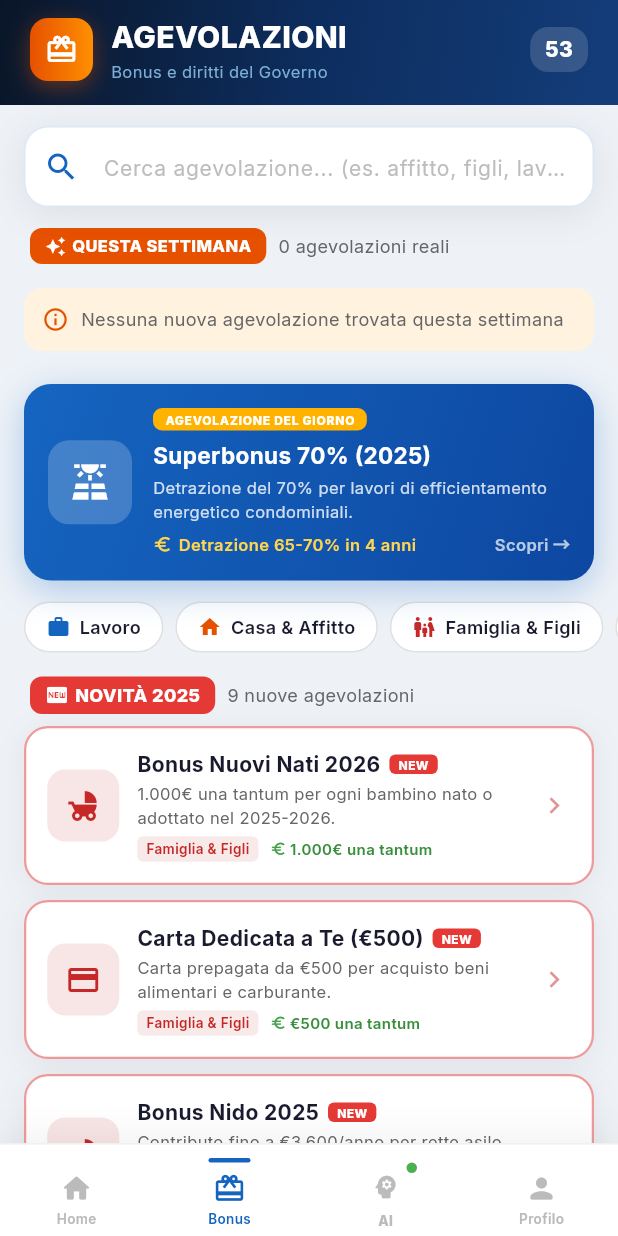
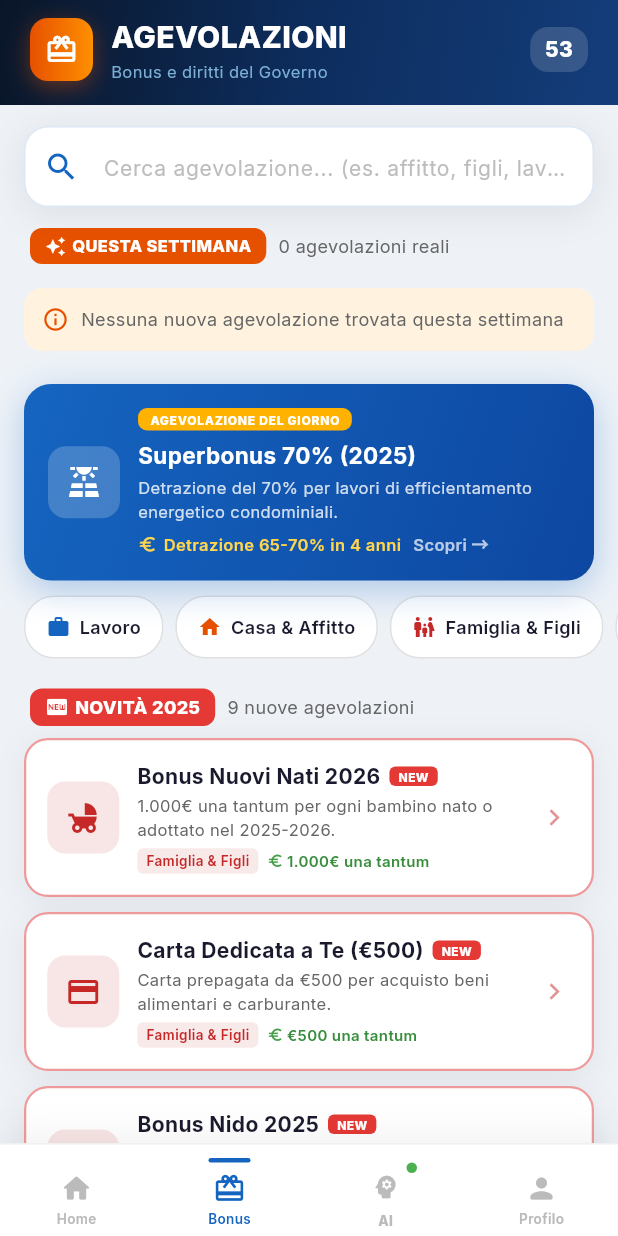
Before and after one commit to alutori-lang/IlmioPatronato, a Flutter app: the screen it shows after launch, item 2 of the bottom bar chosen, on a phone screen of 412 x 824 dp. Run offline on Flutter 3.47's test engine with Material 3 defaults, Android fonts, the phone set to English and light mode, and no system bars; our stand-ins replace file_picker, google_fonts, google_mobile_ads, image_picker, pdf, printing and 2 more; missing offline and left inert: pdfx; network calls fail.

Commit message:
Fix all overflow issues in agevolazioni cards and detail screen
Co-Authored-By: Claude Opus 4.6 (1M context) <noreply@anthropic.com>

```diff
--- a/lib/features/agevolazioni/agevolazione_detail_screen.dart
+++ b/lib/features/agevolazioni/agevolazione_detail_screen.dart
@@ -391,7 +391,7 @@ class _InfoBox extends StatelessWidget {
             ],
           ),
           const SizedBox(height: 6),
-          Text(value, style: const TextStyle(fontSize: 13, fontWeight: FontWeight.w700, color: AppColors.textDark), maxLines: 2, overflow: TextOverflow.ellipsis),
+          Flexible(child: Text(value, style: const TextStyle(fontSize: 13, fontWeight: FontWeight.w700, color: AppColors.textDark), maxLines: 2, overflow: TextOverflow.ellipsis)),
         ],
       ),
     );
--- a/lib/features/agevolazioni/agevolazioni_screen.dart
+++ b/lib/features/agevolazioni/agevolazioni_screen.dart
@@ -196,7 +196,7 @@ class _AgevolazioniScreenState extends State<AgevolazioniScreen> {
                       ),
                     ),
                     const SizedBox(width: 8),
-                    Text('${nuove.length} nuove agevolazioni', style: TextStyle(fontSize: 12, color: AppColors.textMedium)),
+                    Flexible(child: Text('${nuove.length} nuove agevolazioni', style: TextStyle(fontSize: 12, color: AppColors.textMedium), overflow: TextOverflow.ellipsis)),
                   ],
                 ),
               ),
@@ -236,13 +236,17 @@ class _AgevolazioniScreenState extends State<AgevolazioniScreen> {
                     color: AppColors.primary,
                   ),
                   const SizedBox(width: 8),
-                  Text(
+                  Flexible(
+                    child: Text(
                       _searchController.text.isNotEmpty
                           ? '${_risultati.length} risultati trovati'
                           : _selectedCategoria.isNotEmpty
                               ? _selectedCategoria
                               : 'Tutte le Agevolazioni (${_risultati.length})',
                       style: const TextStyle(fontSize: 15, fontWeight: FontWeight.w700, color: AppColors.textDark),
+                      maxLines: 1,
+                      overflow: TextOverflow.ellipsis,
+                    ),
                   ),
                 ],
               ),
@@ -313,7 +317,7 @@ class _AgevolazioniScreenState extends State<AgevolazioniScreen> {
               ]),
             ),
             const SizedBox(width: 8),
-            if (!_aiLoading) Text('${_aiNuove.length} agevolazioni reali', style: const TextStyle(fontSize: 12, color: AppColors.textMedium)),
+            if (!_aiLoading) Flexible(child: Text('${_aiNuove.length} agevolazioni reali', style: const TextStyle(fontSize: 12, color: AppColors.textMedium), overflow: TextOverflow.ellipsis)),
           ]),
         ),
         if (_aiLoading)
@@ -371,7 +375,7 @@ class _AgevolazioniScreenState extends State<AgevolazioniScreen> {
                       const SizedBox(height: 4),
                       Row(children: [
                         if (a.importo.isNotEmpty) ...[
-                          Text(a.importo, style: TextStyle(fontSize: 11, fontWeight: FontWeight.w600, color: Colors.green.shade700)),
+                          Flexible(child: Text(a.importo, style: TextStyle(fontSize: 11, fontWeight: FontWeight.w600, color: Colors.green.shade700), overflow: TextOverflow.ellipsis)),
                           const SizedBox(width: 8),
                         ],
                         Icon(Icons.access_time, size: 11, color: Colors.grey.shade500),
@@ -503,19 +507,17 @@ class _AgevolazioniScreenState extends State<AgevolazioniScreen> {
         child: Row(
           children: [
             Container(
-              width: 56, height: 56,
+              width: 48, height: 48,
               decoration: BoxDecoration(
                 color: Colors.white.withValues(alpha: 0.2),
-                borderRadius: BorderRadius.circular(14),
+                borderRadius: BorderRadius.circular(12),
               ),
-              child: Icon(_getAgevolazioneIcon(a.iconName), color: Colors.white, size: 28),
+              child: Icon(_getAgevolazioneIcon(a.iconName), color: Colors.white, size: 24),
             ),
-            const SizedBox(width: 14),
+            const SizedBox(width: 12),
             Expanded(
               child: Column(
                 crossAxisAlignment: CrossAxisAlignment.start,
-                children: [
-                  Row(
                 children: [
                   Container(
                     padding: const EdgeInsets.symmetric(horizontal: 8, vertical: 2),
@@ -524,8 +526,6 @@ class _AgevolazioniScreenState extends State<AgevolazioniScreen> {
                       borderRadius: BorderRadius.circular(6),
                     ),
                     child: const Text('AGEVOLAZIONE DEL GIORNO', style: TextStyle(color: Colors.white, fontSize: 8, fontWeight: FontWeight.w800, letterSpacing: 0.5)),
-                      ),
-                    ],
                   ),
                   const SizedBox(height: 6),
                   Text(a.titolo, style: const TextStyle(color: Colors.white, fontSize: 15, fontWeight: FontWeight.w700), maxLines: 1, overflow: TextOverflow.ellipsis),
@@ -536,8 +536,8 @@ class _AgevolazioniScreenState extends State<AgevolazioniScreen> {
                     children: [
                       Icon(Icons.euro, color: Colors.amber.shade300, size: 13),
                       const SizedBox(width: 4),
-                      Text(a.importo, style: TextStyle(color: Colors.amber.shade300, fontSize: 11, fontWeight: FontWeight.w600)),
-                      const Spacer(),
+                      Flexible(child: Text(a.importo, style: TextStyle(color: Colors.amber.shade300, fontSize: 11, fontWeight: FontWeight.w600), maxLines: 1, overflow: TextOverflow.ellipsis)),
+                      const SizedBox(width: 8),
                       Text('Scopri →', style: TextStyle(color: Colors.white.withValues(alpha: 0.7), fontSize: 11, fontWeight: FontWeight.w600)),
                     ],
                   ),
@@ -552,10 +552,10 @@ class _AgevolazioniScreenState extends State<AgevolazioniScreen> {
 
   Widget _buildCategorie() {
     return SizedBox(
-      height: 48,
+      height: 56,
       child: ListView.builder(
         scrollDirection: Axis.horizontal,
-        padding: const EdgeInsets.fromLTRB(16, 14, 16, 0),
+        padding: const EdgeInsets.fromLTRB(16, 10, 16, 4),
         itemCount: categorie.length,
         itemBuilder: (context, index) {
           final cat = categorie[index];
@@ -692,11 +692,14 @@ class _AgevolazioneCard extends StatelessWidget {
                     ],
                   ),
                   const SizedBox(height: 2),
-                  Text(
+                  SizedBox(
+                    width: double.infinity,
+                    child: Text(
                       agevolazione.descrizione,
                       style: const TextStyle(fontSize: 11, color: AppColors.textMedium),
                       maxLines: 2,
                       overflow: TextOverflow.ellipsis,
+                    ),
                   ),
                   const SizedBox(height: 4),
                   Row(
@@ -712,10 +715,10 @@ class _AgevolazioneCard extends StatelessWidget {
                           style: TextStyle(fontSize: 9, fontWeight: FontWeight.w600, color: color),
                         ),
                       ),
-                      const SizedBox(width: 8),
+                      const SizedBox(width: 6),
                       Icon(Icons.euro, size: 11, color: Colors.green.shade600),
                       const SizedBox(width: 2),
-                      Flexible(
+                      Expanded(
                         child: Text(
                           agevolazione.importo,
                           style: TextStyle(fontSize: 10, fontWeight: FontWeight.w600, color: Colors.green.shade700),
```
Lines whose indentation alone changed are shown as unchanged.
